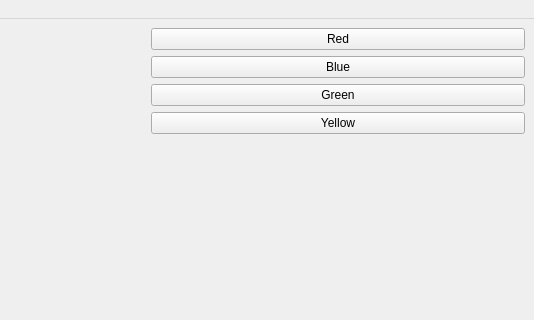
Old version of the form mainwindow.ui in the repository codewithsubham/c-shaper; both pictures show x 239 to 773 and y 0 to 320 of the 773 by 538 pixel window.
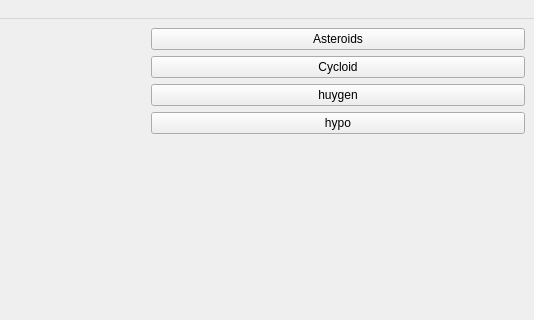
New version of the form. Custom widgets are drawn as their Qt base class.

Diff of the .ui file:
```diff
--- a/mainwindow.ui
+++ b/mainwindow.ui
@@ -25,28 +25,28 @@
         <item>
          <widget class="QPushButton" name="BtnRed">
           <property name="text">
-           <string>Red</string>
+           <string>Asteroids</string>
           </property>
          </widget>
         </item>
         <item>
          <widget class="QPushButton" name="BtnBlue">
           <property name="text">
-           <string>Blue</string>
+           <string>Cycloid</string>
           </property>
          </widget>
         </item>
         <item>
          <widget class="QPushButton" name="BtnGreen">
           <property name="text">
-           <string>Green</string>
+           <string>huygen</string>
           </property>
          </widget>
         </item>
         <item>
          <widget class="QPushButton" name="BtnYellow">
           <property name="text">
-           <string>Yellow</string>
+           <string>hypo</string>
           </property>
          </widget>
         </item>
```
